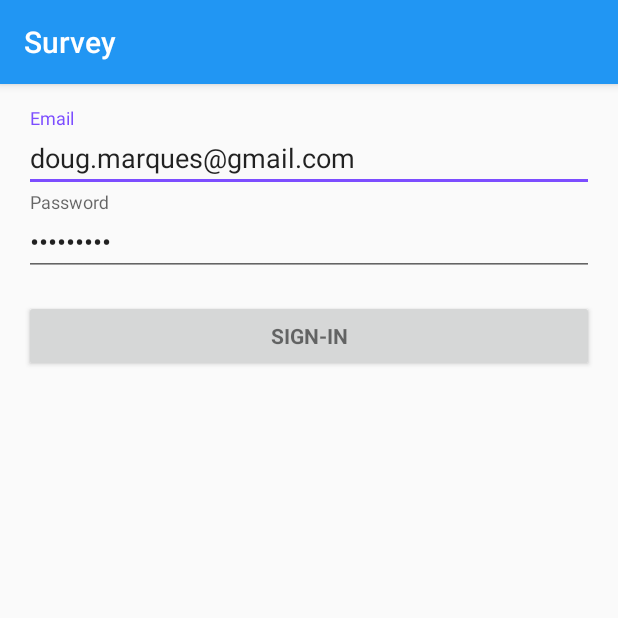
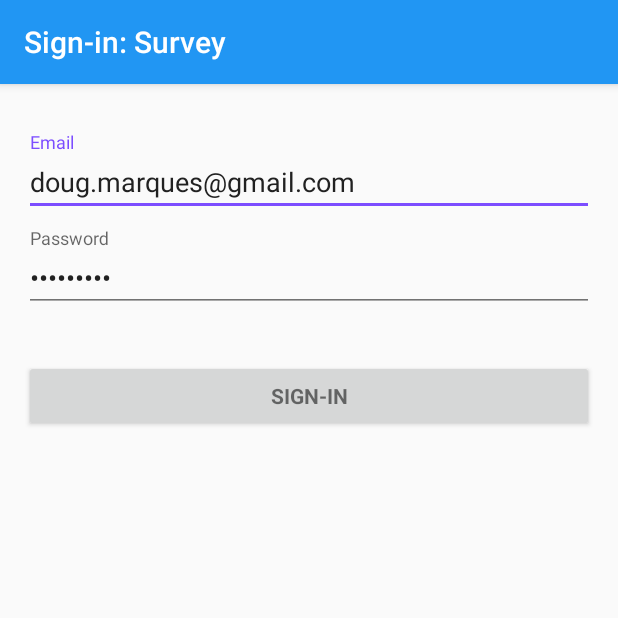
Before and after one commit to d2gomez/survey-android, an Android app: the screen it shows after launch (LoginActivity), on a phone screen of 412 x 824 dp, the top half of it. Run offline under Robolectric (Android 15) with nearby library versions, the phone set to English and light mode, and no system bars; our stand-ins replace ButterKnife; libraries missing offline, so code that uses them is left out: com.firebase.client; 1 statement that could not run was skipped.

Commit message:
Improving styles

```diff
--- a/app/src/main/AndroidManifest.xml
+++ b/app/src/main/AndroidManifest.xml
@@ -23,11 +23,10 @@
         <activity
             android:name="br.com.futusteps.survey.MainActivity"
             android:label="@string/title_activity_survey"
-            android:theme="@style/AppTheme.NoActionBar" />
+            android:theme="@style/ThemeBarBackground" />
         <activity
             android:name="br.com.futusteps.survey.ui.questions.QuestionsActivity"
-            android:label="@string/title_activity_survey"
-            android:theme="@style/AppTheme" />
+            android:label="@string/title_activity_survey" />
     </application>
 
 </manifest>
--- a/app/src/main/java/br/com/futusteps/survey/ui/base/BaseActivity.java
+++ b/app/src/main/java/br/com/futusteps/survey/ui/base/BaseActivity.java
@@ -10,15 +10,28 @@ import android.support.v4.app.Fragment;
 import android.support.v4.app.FragmentManager;
 import android.support.v4.app.FragmentTransaction;
 import android.support.v7.app.AppCompatActivity;
+import android.support.v7.widget.Toolbar;
 import android.view.View;
 
+import br.com.futusteps.R;
+import butterknife.ButterKnife;
+
 public abstract class BaseActivity extends AppCompatActivity{
+
+    protected Toolbar toolbar;
 
     protected void initFragment(@IdRes int container, Fragment fragment) {
         FragmentManager fragmentManager = getSupportFragmentManager();
         FragmentTransaction transaction = fragmentManager.beginTransaction();
         transaction.add(container, fragment);
         transaction.commit();
+    }
+
+    @Override
+    public void setContentView(int layoutResId) {
+        super.setContentView(layoutResId);
+        ButterKnife.bind(this);
+        prepareToolbar();
     }
 
     @TargetApi(Build.VERSION_CODES.HONEYCOMB_MR2)
@@ -54,4 +67,11 @@ public abstract class BaseActivity extends AppCompatActivity{
         }
     }
 
+    private void prepareToolbar() {
+        toolbar = (Toolbar) findViewById(R.id.toolbar);
+        if (toolbar != null) {
+            setSupportActionBar(toolbar);
+        }
+    }
+
 }
--- a/app/src/main/java/br/com/futusteps/survey/ui/login/LoginActivity.java
+++ b/app/src/main/java/br/com/futusteps/survey/ui/login/LoginActivity.java
@@ -16,7 +16,6 @@ import br.com.futusteps.survey.data.repository.UserRepositories;
 import br.com.futusteps.survey.data.repository.UserRepository;
 import br.com.futusteps.survey.ui.base.BaseActivity;
 import butterknife.Bind;
-import butterknife.ButterKnife;
 import butterknife.OnClick;
 
 /**
@@ -48,8 +47,10 @@ public class LoginActivity extends BaseActivity implements LoginContract.View {
     protected void onCreate(Bundle savedInstanceState) {
         super.onCreate(savedInstanceState);
         setContentView(R.layout.activity_login);
-        ButterKnife.bind(this);
         dependencyInjection();
+        if(getSupportActionBar() != null) {
+            getSupportActionBar().setTitle(getString(R.string.title_activity_login));
+        }
         prepareView();
     }
 
--- a/app/src/main/java/br/com/futusteps/survey/ui/questions/QuestionsActivity.java
+++ b/app/src/main/java/br/com/futusteps/survey/ui/questions/QuestionsActivity.java
@@ -5,14 +5,13 @@ import android.os.Bundle;
 import android.view.Menu;
 import android.view.MenuItem;
 
+import br.com.futusteps.R;
 import br.com.futusteps.survey.core.survey.Survey;
 import br.com.futusteps.survey.data.remote.MockService;
 import br.com.futusteps.survey.data.repository.SurveyRepositories;
 import br.com.futusteps.survey.data.repository.SurveyRepository;
 import br.com.futusteps.survey.ui.base.BaseActivity;
-import br.com.futusteps.R;
 import br.com.futusteps.survey.ui.view.Alert;
-import butterknife.ButterKnife;
 
 public class QuestionsActivity extends BaseActivity {
 
@@ -21,8 +20,7 @@ public class QuestionsActivity extends BaseActivity {
     @Override
     protected void onCreate(Bundle savedInstanceState) {
         super.onCreate(savedInstanceState);
-        setContentView(R.layout.activity_survey);
-        ButterKnife.bind(this);
+        setContentView(R.layout.activity_questions);
 
 //        getActionBar().setDisplayHomeAsUpEnabled(true);
 //        getActionBar().setTitle(mSurvey.getName());
--- a/app/src/main/res/layout/activity_login.xml
+++ b/app/src/main/res/layout/activity_login.xml
@@ -4,11 +4,11 @@
     android:layout_height="match_parent"
     android:gravity="center_horizontal"
     android:orientation="vertical"
-    android:paddingBottom="@dimen/activity_vertical_margin"
-    android:paddingLeft="@dimen/activity_horizontal_margin"
-    android:paddingRight="@dimen/activity_horizontal_margin"
-    android:paddingTop="@dimen/activity_vertical_margin"
     tools:context="br.com.futusteps.survey.ui.login.LoginActivity">
+
+    <include
+        android:id="@+id/tool_bar"
+        layout="@layout/tool_bar"/>
 
     <!-- Login progress -->
     <android.support.v4.widget.ContentLoadingProgressBar
@@ -25,6 +25,10 @@
         android:layout_height="match_parent">
 
         <LinearLayout
+            android:paddingBottom="@dimen/activity_vertical_margin"
+            android:paddingLeft="@dimen/activity_horizontal_margin"
+            android:paddingRight="@dimen/activity_horizontal_margin"
+            android:paddingTop="@dimen/activity_vertical_margin"
             android:id="@+id/email_login_form"
             android:layout_width="match_parent"
             android:layout_height="wrap_content"
@@ -33,6 +37,7 @@
             <android.support.design.widget.TextInputLayout
                 android:id="@+id/userTil"
                 android:layout_width="match_parent"
+                android:paddingTop="16dp"
                 android:layout_height="wrap_content">
 
                 <android.support.design.widget.TextInputEditText
@@ -49,6 +54,7 @@
             <android.support.design.widget.TextInputLayout
                 android:id="@+id/passwordTil"
                 android:layout_width="match_parent"
+                android:paddingTop="8dp"
                 android:layout_height="wrap_content">
 
                 <android.support.design.widget.TextInputEditText
@@ -70,7 +76,7 @@
                 style="?android:textAppearanceSmall"
                 android:layout_width="match_parent"
                 android:layout_height="wrap_content"
-                android:layout_marginTop="16dp"
+                android:layout_marginTop="32dp"
                 android:text="@string/action_sign_in"
                 android:textStyle="bold" />
 
--- a/app/src/main/res/layout/activity_survey.xml
+++ b/app/src/main/res/layout/activity_questions.xml
@@ -8,4 +8,8 @@
     android:orientation="vertical"
     tools:context="br.com.futusteps.survey.ui.questions.QuestionsActivity">
 
+    <include
+        android:id="@+id/tool_bar"
+        layout="@layout/tool_bar" />
+
 </LinearLayout>
--- /dev/null
+++ b/app/src/main/res/layout/tool_bar.xml
@@ -0,0 +1,17 @@
+<?xml version="1.0" encoding="utf-8"?>
+<android.support.design.widget.AppBarLayout
+        xmlns:android="http://schemas.android.com/apk/res/android"
+        xmlns:app="http://schemas.android.com/apk/res-auto"
+        android:layout_width="match_parent"
+        android:layout_height="?attr/actionBarSize">
+
+    <android.support.v7.widget.Toolbar
+        android:id="@+id/toolbar"
+        android:layout_width="match_parent"
+        android:layout_height="wrap_content"
+        android:background="@color/colorPrimary"
+        app:layout_scrollFlags="scroll|enterAlways"
+        app:popupTheme="@style/ThemeOverlay.AppCompat.Light"
+        app:theme="@style/AppTheme.AppCompat.Responsive"
+        app:titleTextAppearance="@style/ActionBarTitleStyle"/>
+</android.support.design.widget.AppBarLayout>
--- a/app/src/main/res/values-v21/styles.xml
+++ b/app/src/main/res/values-v21/styles.xml
@@ -1,9 +1,12 @@
 <resources>
 
-    <style name="AppTheme.NoActionBar">
-        <item name="windowActionBar">false</item>
-        <item name="windowNoTitle">true</item>
+    <style name="Spinner" parent="Widget.AppCompat.Light.PopupMenu">
+        <item name="android:popupTheme">@android:style/ThemeOverlay.Material.Light</item>
+        <item name="android:spinnerMode">dialog</item>
+    </style>
+
+    <style name="ThemeBarBackground" parent="AppTheme">
         <item name="android:windowDrawsSystemBarBackgrounds">true</item>
-        <item name="android:statusBarColor">@android:color/transparent</item>
+        <item name="android:statusBarColor">@color/colorPrimaryDark</item>
     </style>
 </resources>
--- a/app/src/main/res/values/dimens.xml
+++ b/app/src/main/res/values/dimens.xml
@@ -6,4 +6,10 @@
     <dimen name="activity_horizontal_margin">16dp</dimen>
     <dimen name="activity_vertical_margin">16dp</dimen>
     <dimen name="fab_margin">16dp</dimen>
+
+
+    <dimen name="first_key_line">16dp</dimen>
+    <dimen name="second_key_line">72dp</dimen>
+    <dimen name="toolbar_horizontal_padding">4dp</dimen>
+
 </resources>
--- a/app/src/main/res/values/strings.xml
+++ b/app/src/main/res/values/strings.xml
@@ -28,7 +28,7 @@
     <string name="error_user_not_store">Apenas logista podem acessar o aplicativo</string>
 
     <!-- Survey List -->
-    <string name="title_activity_survey">Survey</string>
+    <string name="title_activity_survey">Survey List</string>
     <string name="questions">%s Questions</string>
     <string name="empty_surveys">Não nenhuma pesquisa cadastrada para o seu usuário, favor entre em contato com o Suporte.</string>
     <string name="error_surveys">Ocorreu um erro na consulta de pesquisa, por favor tente novamente.</string>
--- a/app/src/main/res/values/styles.xml
+++ b/app/src/main/res/values/styles.xml
@@ -1,20 +1,55 @@
 <resources>
 
-    <!-- Base application theme. -->
-    <style name="AppTheme" parent="Theme.AppCompat.Light.DarkActionBar">
-        <!-- Customize your theme here. -->
+    <style name="AppTheme" parent="Theme.AppCompat.Light">
         <item name="colorPrimary">@color/colorPrimary</item>
         <item name="colorPrimaryDark">@color/colorPrimaryDark</item>
         <item name="colorAccent">@color/colorAccent</item>
+        <item name="android:textColorPrimary">@color/primary_text_color</item>
+        <item name="android:textColorSecondary">@color/secondary_text_color</item>
+        <item name="alertDialogTheme">@style/AlertDialog</item>
+        <item name="windowActionModeOverlay">true</item>
+        <item name="windowActionBar">false</item>
+        <item name="windowNoTitle">true</item>
     </style>
 
-    <style name="AppTheme.NoActionBar">
-        <item name="windowActionBar">false</item>
-        <item name="windowNoTitle">true</item>
+    <style name="AppTheme.AppCompat.Responsive" parent="Theme.AppCompat.Light.NoActionBar">
+        <item name="background">@color/colorPrimary</item>
+        <item name="colorControlActivated">@color/colorPrimaryDark</item>
+        <item name="colorControlHighlight">@color/colorPrimaryDark</item>
+        <item name="colorControlNormal">@color/white</item>
+        <item name="titleTextStyle">@style/ActionBarTitleStyle</item>
+        <item name="maxButtonHeight">48dp</item>
+        <!--<item name="android:paddingLeft">@dimen/toolbar_horizontal_padding</item>-->
+        <!--<item name="android:paddingRight">@dimen/toolbar_horizontal_padding</item>-->
+        <item name="contentInsetStart">16dp</item>
+
+        <item name="toolbarNavigationButtonStyle">@style/Custom.Widget.Toolbar.Button.Navigation</item>
+        <item name="actionOverflowButtonStyle">@style/Custom.Widget.ActionButton.Overflow</item>
+    </style>
+    <style name="Custom.Widget.ActionButton.Overflow" parent="Widget.AppCompat.ActionButton.Overflow">
+        <item name="android:paddingLeft">0dp</item>
+        <item name="android:paddingRight">0dp</item>
+    </style>
+    <style name="Custom.Widget.Toolbar.Button.Navigation" parent="Widget.AppCompat.Toolbar.Button.Navigation">
+        <item name="android:minWidth">48dp</item>
+    </style>
+    <style name="ActionBarTitleStyle" parent="TextAppearance.Widget.AppCompat.Toolbar.Title">
+        <item name="android:textColor">@color/white</item>
     </style>
 
     <style name="AppTheme.AppBarOverlay" parent="ThemeOverlay.AppCompat.Dark.ActionBar" />
 
     <style name="AppTheme.PopupOverlay" parent="ThemeOverlay.AppCompat.Light" />
 
+    <style name="AlertDialog" parent="Theme.AppCompat.Light.Dialog.Alert">
+        <item name="android:background">@color/white</item>
+        <item name="colorAccent">@color/colorPrimaryDark</item>
+    </style>
+
+    <style name="Button" parent="Base.Widget.AppCompat.Button">
+        <item name="android:textColor">@color/white</item>
+        <item name="android:padding">20dp</item>
+        <item name="android:textSize">12sp</item>
+    </style>
+
 </resources>
```
Also changed, not shown: app/src/main/res/layout/activity_main.xml (+3 -6 lines).
